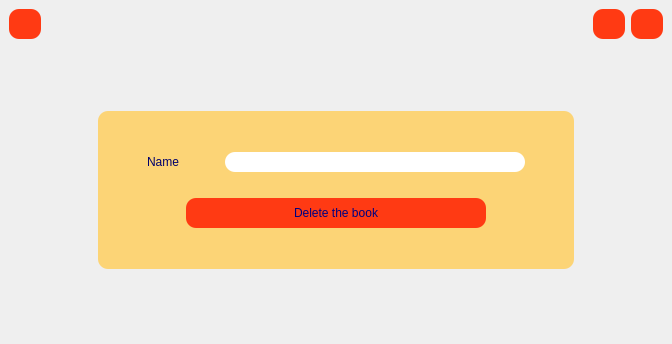
Before: the Qt Designer form deleteform.ui in fatemebd/Library, drawn with Qt 5.
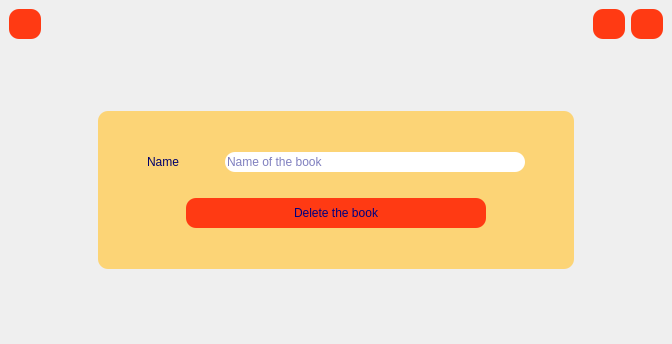
After: the same form once the commit is applied. Icons and pictures are not drawn.

```diff
--- a/deleteform.ui
+++ b/deleteform.ui
@@ -218,6 +218,9 @@
                <height>20</height>
               </size>
              </property>
+             <property name="placeholderText">
+              <string>Name of the book</string>
+             </property>
             </widget>
            </item>
            <item>
```
Left out of the diff: 84 changed lines with no effect on the pictures.
